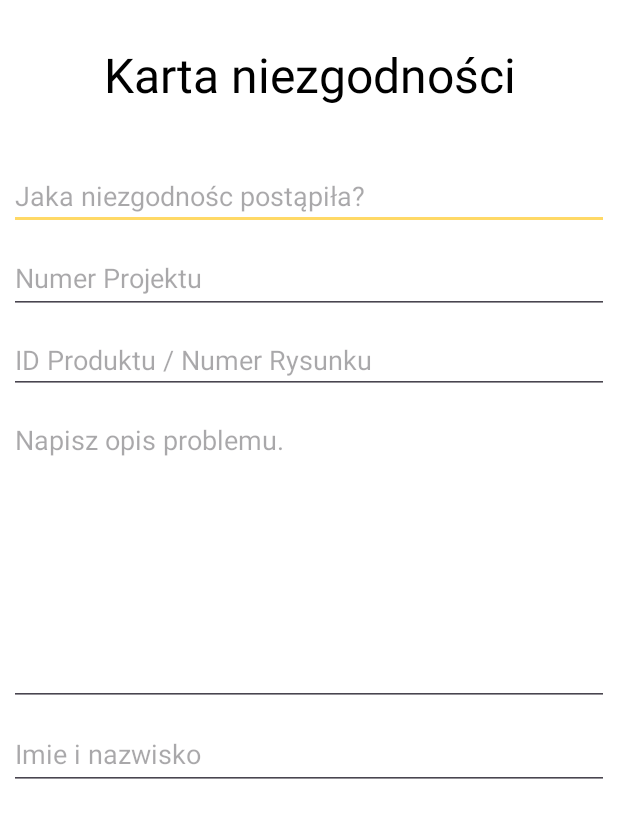
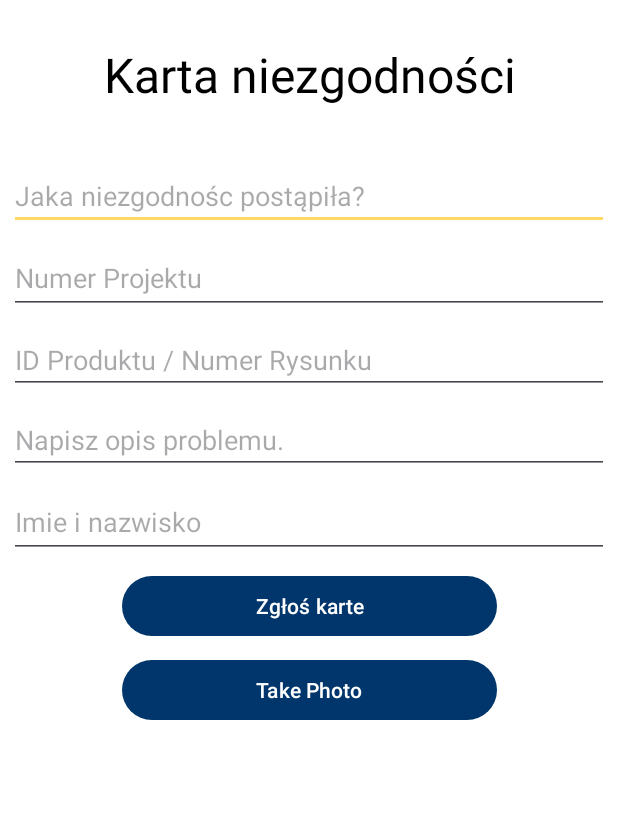
Before and after one commit to marsundco/BugReportApp, an Android app: the screen it shows after launch (MainActivity), on a phone screen of 412 x 824 dp, the part 162-1000 px from its top. Run offline under Robolectric (Android 15) with nearby library versions, the phone set to English and light mode, and no system bars.

Commit message:
Added camera init

```diff
--- a/app/src/main/java/com/example/bugreportapp/MainActivity.kt
+++ b/app/src/main/java/com/example/bugreportapp/MainActivity.kt
@@ -1,49 +1,35 @@
 package com.example.bugreportapp
 
+import android.app.Activity
 import android.content.Context
 import android.content.Intent
+import android.graphics.Bitmap
 import android.net.Uri
 import android.os.Bundle
-import android.os.Environment
 import android.provider.MediaStore
 import android.util.Log
+import android.view.View
 import android.view.inputmethod.InputMethodManager
 import android.widget.Button
 import android.widget.EditText
+import android.widget.ImageView
 import android.widget.Toast
 import androidx.appcompat.app.AppCompatActivity
-import androidx.core.content.FileProvider
 import androidx.lifecycle.lifecycleScope
-import com.example.bugreportapp.network.*
+import com.example.bugreportapp.network.ApiClient
+import com.example.bugreportapp.network.CustomField
+import com.example.bugreportapp.network.CustomFieldsData
+import com.example.bugreportapp.network.CustomFieldsResponse
+import com.example.bugreportapp.network.GoodDayService
+import com.example.bugreportapp.network.ImgurService
+import com.example.bugreportapp.network.TaskData
+import com.example.bugreportapp.network.TaskResponse
 import com.google.gson.Gson
-import kotlinx.coroutines.Dispatchers
 import kotlinx.coroutines.launch
-import kotlinx.coroutines.withContext
-import okhttp3.MediaType
-import okhttp3.MultipartBody
-import okhttp3.RequestBody
 import retrofit2.Call
 import retrofit2.Callback
 import retrofit2.Response
-import java.io.File
 import java.io.IOException
-import java.text.SimpleDateFormat
-import java.util.*
-import com.google.gson.JsonParser
-import okhttp3.MediaType.Companion.toMediaTypeOrNull
-import okhttp3.RequestBody.Companion.asRequestBody
-import android.Manifest
-import android.app.Activity
-import android.content.pm.PackageManager
-import android.widget.ImageView
-import androidx.activity.result.ActivityResultLauncher
-import androidx.activity.result.contract.ActivityResultContracts
-import androidx.core.content.ContextCompat
-import com.example.bugreportapp.network.ApiClient
-import com.example.bugreportapp.network.GoodDayService
-import com.example.bugreportapp.network.ImgurService
-
-
 
 class MainActivity : AppCompatActivity() {
 
@@ -53,30 +39,14 @@ class MainActivity : AppCompatActivity() {
     private lateinit var detailedDescEditText: EditText
     private lateinit var reporterNameEditText: EditText
     private lateinit var submitButton: Button
-    private lateinit var takePhotoButton: Button
-    private lateinit var imageView: ImageView
+    private lateinit var cameraButton: Button
+    private lateinit var capturedImageView: ImageView
 
     private val goodDayService: GoodDayService = ApiClient.goodDayService
     private val imgurService: ImgurService = ApiClient.imgurService
 
-    private lateinit var photoUri: Uri
-
-    private val requestCameraPermissionLauncher = registerForActivityResult(
-        ActivityResultContracts.RequestPermission()
-    ) { isGranted: Boolean ->
-        if (isGranted) {
-            dispatchTakePictureIntent()
-        } else {
-            Toast.makeText(this, "Camera permission is required to take photos", Toast.LENGTH_SHORT).show()
-        }
-    }
-
-    private val takePictureLauncher: ActivityResultLauncher<Uri> = registerForActivityResult(
-        ActivityResultContracts.TakePicture()
-    ) { success: Boolean ->
-        if (success) {
-            imageView.setImageURI(photoUri)
-        }
+    companion object {
+        private const val CAMERA_REQUEST_CODE = 123
     }
 
     override fun onCreate(savedInstanceState: Bundle?) {
@@ -89,49 +59,54 @@ class MainActivity : AppCompatActivity() {
         detailedDescEditText = findViewById(R.id.detailedDescEditText)
         reporterNameEditText = findViewById(R.id.reporterNameEditText)
         submitButton = findViewById(R.id.submitButton)
-        takePhotoButton = findViewById(R.id.takePhotoButton)
-        imageView = findViewById(R.id.imageView)
-
-        takePhotoButton.setOnClickListener {
-            requestCameraPermission()
-        }
+        cameraButton = findViewById(R.id.cameraButton)
+        capturedImageView = findViewById(R.id.capturedImageView)
 
         submitButton.setOnClickListener {
             submitReport()
         }
+//
+//        cameraButton.setOnClickListener {
+//            openCamera()
+        // Camera_open button is for open the camera and add the setOnClickListener in this button
+        cameraButton.setOnClickListener(View.OnClickListener { v: View? ->
+            // Create the camera_intent ACTION_IMAGE_CAPTURE it will open the camera for capture the image
+            val cameraIntent = Intent(MediaStore.ACTION_IMAGE_CAPTURE)
+            // Start the activity with camera_intent, and request pic id
+            startActivityForResult(cameraIntent, CAMERA_REQUEST_CODE)
+        })
+
+
+
     }
 
-    private fun requestCameraPermission() {
-        when {
-            ContextCompat.checkSelfPermission(this, Manifest.permission.CAMERA) == PackageManager.PERMISSION_GRANTED -> {
-                dispatchTakePictureIntent()
-            }
-            shouldShowRequestPermissionRationale(Manifest.permission.CAMERA) -> {
-                Toast.makeText(this, "Camera permission is required to take photos", Toast.LENGTH_SHORT).show()
-            }
-            else -> {
-                requestCameraPermissionLauncher.launch(Manifest.permission.CAMERA)
-            }
+    //    private fun openCamera() {
+//        val cameraIntent = Intent(MediaStore.ACTION_IMAGE_CAPTURE)
+//        startActivityForResult(cameraIntent, CAMERA_REQUEST_CODE)
+//    }
+// This method will help to retrieve the image
+    override fun onActivityResult(requestCode: Int, resultCode: Int, data: Intent?) {
+        super.onActivityResult(requestCode, resultCode, data)
+        // Match the request 'pic id with requestCode
+        if (requestCode == CAMERA_REQUEST_CODE) {
+            // BitMap is data structure of image file which store the image in memory
+            val photo = data!!.extras!!["data"] as Bitmap?
+            // Set the image in imageview for display
+            capturedImageView.setImageBitmap(photo)
         }
     }
 
-    private fun dispatchTakePictureIntent() {
-        val photoFile: File = createImageFile()
-        photoUri = FileProvider.getUriForFile(this, "${BuildConfig.APPLICATION_ID}.fileprovider", photoFile)
-        takePictureLauncher.launch(photoUri)
-    }
 
-    private fun createImageFile(): File {
-        val storageDir: File = getExternalFilesDir(Environment.DIRECTORY_PICTURES)!!
-        return File.createTempFile(
-            "JPEG_${System.currentTimeMillis()}_",
-            ".jpg",
-            storageDir
-        )
-    }
+
 
     private fun submitReport() {
         val shortDesc = shortDescEditText.text.toString()
+
+        if (shortDesc.isEmpty()) {
+            Toast.makeText(this, "Short description cannot be empty", Toast.LENGTH_SHORT).show()
+            return
+        }
+
         val projectName = projectNameEditText.text.toString()
         val productId = productIdEditText.text.toString()
         val detailedDesc = detailedDescEditText.text.toString()
@@ -139,20 +114,14 @@ class MainActivity : AppCompatActivity() {
 
         val message = detailedDesc
 
-        if (shortDesc.isEmpty()) {
-            Toast.makeText(this, "Short description cannot be empty", Toast.LENGTH_SHORT).show()
-            return
-        }
-
         // Launch a coroutine to call the suspend function
         lifecycleScope.launch {
             try {
-                val imgurLinks = uploadImagesToImgur()
                 val response = createTask(
                     "SnVrYd", // Replace with your project ID
                     shortDesc,
                     "USER1-ID", // Replace with actual user ID
-                    message + "\n" + imgurLinks.joinToString("\n"),
+                    message,
                     projectName,
                     productId,
                     reporterName
@@ -166,35 +135,6 @@ class MainActivity : AppCompatActivity() {
             clearInputs()
         }
     }
-
-    private suspend fun uploadImagesToImgur(photoUri: Uri): List<String> {
-        val imgurLinks = mutableListOf<String>()
-        withContext(Dispatchers.IO) {
-            val file = File(photoUri.path!!)
-            val requestFile = file.asRequestBody("image/*".toMediaTypeOrNull())
-            val body = MultipartBody.Part.createFormData("image", file.name, requestFile)
-
-            val response = imgurService.uploadImage(body).execute()
-
-            if (response.isSuccessful) {
-                val responseBody = response.body()?.string()
-                if (responseBody != null) {
-                    val jsonElement = JsonParser.parseString(responseBody)
-                    val link = jsonElement.asJsonObject
-                        .getAsJsonObject("data")
-                        ?.get("link")?.asString
-                    if (link != null) {
-                        imgurLinks.add(link)
-                    }
-                }
-            } else {
-                Log.e("ImgurService", "Error uploading image: ${response.code()}")
-            }
-        }
-        return imgurLinks
-    }
-
-
 
     private suspend fun createTask(
         projectId: String,
@@ -226,7 +166,6 @@ class MainActivity : AppCompatActivity() {
                 CustomField(id = "l8dmpO", value = projectName),
                 CustomField(id = "MBYlLP", value = productId),
                 CustomField(id = "5Mk38y", value = reporterName)
-                // CustomField(id = "I9vbkT", value = departmentNo)
             )
         )
 
--- a/app/src/main/res/layout/activity_main.xml
+++ b/app/src/main/res/layout/activity_main.xml
@@ -1,10 +1,14 @@
 <?xml version="1.0" encoding="utf-8"?>
-<androidx.constraintlayout.widget.ConstraintLayout xmlns:android="http://schemas.android.com/apk/res/android"
+<ScrollView xmlns:android="http://schemas.android.com/apk/res/android"
     xmlns:app="http://schemas.android.com/apk/res-auto"
     xmlns:tools="http://schemas.android.com/tools"
     android:layout_width="match_parent"
     android:layout_height="match_parent"
     tools:context=".MainActivity">
+
+    <androidx.constraintlayout.widget.ConstraintLayout
+        android:layout_width="match_parent"
+        android:layout_height="wrap_content">
 
         <ImageView
             android:id="@+id/logoImageView"
@@ -64,16 +68,14 @@
         <EditText
             android:id="@+id/detailedDescEditText"
             android:layout_width="400dp"
-        android:layout_height="200dp"
+            android:layout_height="wrap_content"
             android:hint="Napisz opis problemu."
             app:layout_constraintStart_toStartOf="parent"
             app:layout_constraintEnd_toEndOf="parent"
             app:layout_constraintTop_toBottomOf="@id/productIdEditText"
             app:layout_constraintBottom_toTopOf="@id/reporterNameEditText"
             android:layout_margin="8dp"
-        android:gravity="top"
-        android:inputType="textMultiLine"
-        android:minLines="3" />
+            android:gravity="top"/>
 
         <EditText
             android:id="@+id/reporterNameEditText"
@@ -86,35 +88,34 @@
             app:layout_constraintStart_toStartOf="parent"
             app:layout_constraintTop_toBottomOf="@id/detailedDescEditText" />
 
-    <ImageView
-        android:id="@+id/imageView"
-        android:layout_width="0dp"
-        android:layout_height="200dp"
-        android:layout_margin="8dp"
-        android:scaleType="centerCrop"
-        app:layout_constraintTop_toBottomOf="@id/reporterNameEditText"
-        app:layout_constraintStart_toStartOf="parent"
-        app:layout_constraintEnd_toEndOf="parent"
-        app:layout_constraintBottom_toTopOf="@id/submitButton" />
-
         <Button
             android:id="@+id/submitButton"
             android:layout_width="250dp"
             android:layout_height="wrap_content"
             android:layout_margin="8dp"
+            android:layout_marginTop="8dp"
             android:text="Zgłoś karte"
             app:layout_constraintEnd_toEndOf="parent"
             app:layout_constraintStart_toStartOf="parent"
-        app:layout_constraintTop_toBottomOf="@id/imageView" />
+            app:layout_constraintTop_toBottomOf="@+id/reporterNameEditText" />
 
         <Button
-        android:id="@+id/takePhotoButton"
+            android:id="@+id/cameraButton"
             android:layout_width="250dp"
             android:layout_height="wrap_content"
             android:layout_margin="8dp"
-        android:text="Add Photo"
+            android:text="Take Photo"
             app:layout_constraintEnd_toEndOf="parent"
             app:layout_constraintStart_toStartOf="parent"
             app:layout_constraintTop_toBottomOf="@id/submitButton" />
 
+        <ImageView
+            android:id="@+id/capturedImageView"
+            android:layout_width="350dp"
+            android:layout_height="450dp"
+            android:layout_margin="8dp"
+            app:layout_constraintTop_toBottomOf="@id/cameraButton"
+            app:layout_constraintStart_toStartOf="parent"
+            app:layout_constraintEnd_toEndOf="parent"/>
     </androidx.constraintlayout.widget.ConstraintLayout>
+</ScrollView>
```
Also changed, not shown: app/src/main/AndroidManifest.xml (+4 -14 lines). Lines whose indentation alone changed are shown as unchanged.
